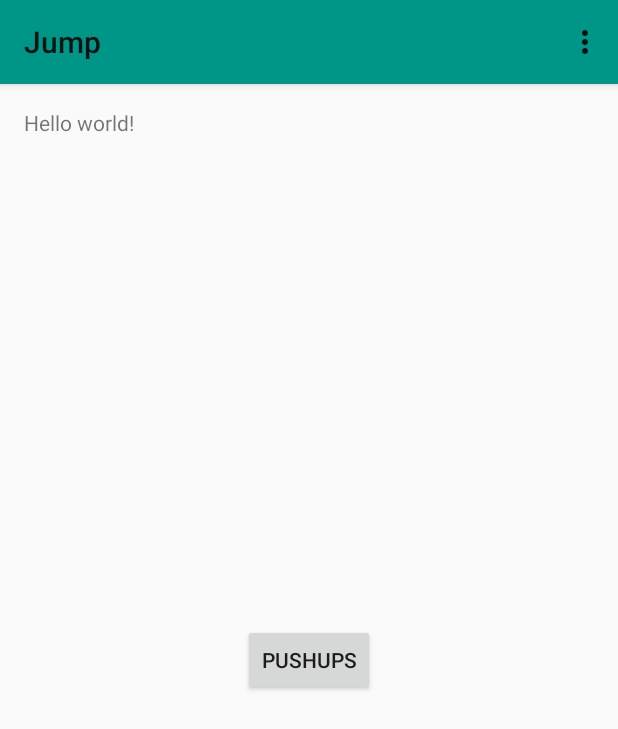
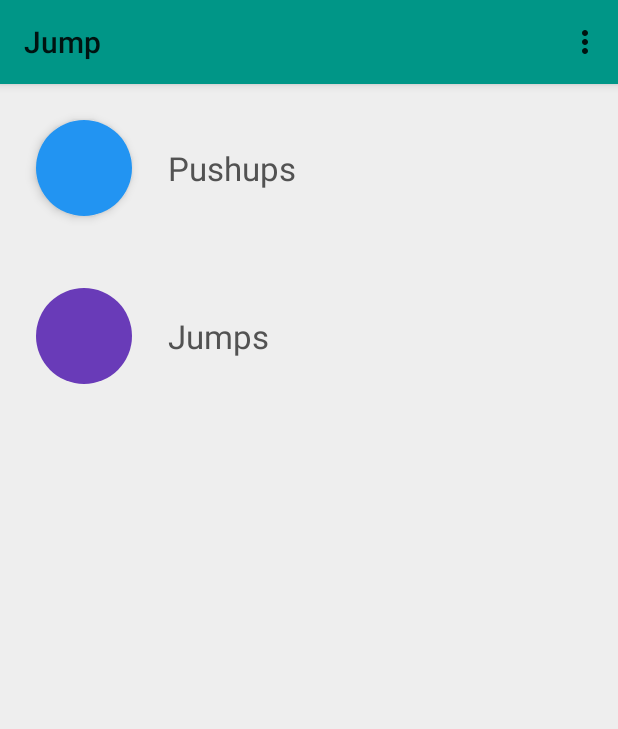
Before and after one commit to SebastianBoyd/Fitness, an Android app: the screen it shows after launch (MainActivity), on a phone screen of 412 x 824 dp. Shown: the top 729 px of the screen. Run offline under Robolectric (Android 15) with nearby library versions, the phone set to English and light mode, and no system bars; 2 statements that could not run were skipped.

Commit message:
Add exercise buttons to main activity.
Activity transition animations coming.

```diff
--- a/app/src/main/java/com/sebastianboyd/fitness/MainActivity.java
+++ b/app/src/main/java/com/sebastianboyd/fitness/MainActivity.java
@@ -2,6 +2,7 @@ package com.sebastianboyd.fitness;
 
 import android.content.Intent;
 import android.content.IntentSender;
+import android.os.Build;
 import android.support.v7.app.ActionBarActivity;
 import android.os.Bundle;
 import android.util.Log;
@@ -33,6 +34,7 @@ public class MainActivity extends ActionBarActivity {
      */
     private static final String AUTH_PENDING = "auth_state_pending";
     private static final String TAG = "Fit Auth";
+
     private boolean authInProgress = false;
     private GoogleApiClient mClient = null;
     Calendar cal = Calendar.getInstance();
--- /dev/null
+++ b/app/src/main/res/drawable-v21/bg_add_exercise.xml
@@ -0,0 +1,9 @@
+<?xml version="1.0" encoding="utf-8"?>
+<selector xmlns:android="http://schemas.android.com/apk/res/android"
+          android:constantSize="true" >
+    <item>
+        <ripple android:color="@color/dark_grey">
+            <item android:drawable="@drawable/shape_rect_windowbg" />
+        </ripple>
+    </item>
+</selector>
--- /dev/null
+++ b/app/src/main/res/drawable/bg_add_exercise.xml
@@ -0,0 +1,10 @@
+<?xml version="1.0" encoding="utf-8"?>
+<selector xmlns:android="http://schemas.android.com/apk/res/android"
+          android:constantSize="true" >
+    <item android:state_pressed="true" >
+        <shape android:shape="rectangle">
+            <solid android:color="@color/touch_accent" />
+        </shape>
+    </item>
+    <item android:drawable="@drawable/shape_rect_windowbg" />
+</selector>
--- /dev/null
+++ b/app/src/main/res/drawable/shape_oval_jumps.xml
@@ -0,0 +1,5 @@
+<?xml version="1.0" encoding="utf-8"?>
+<shape xmlns:android="http://schemas.android.com/apk/res/android"
+       android:shape="oval" >
+    <solid android:color="@color/jumps" />
+</shape>
--- /dev/null
+++ b/app/src/main/res/drawable/shape_oval_pushups.xml
@@ -0,0 +1,5 @@
+<?xml version="1.0" encoding="utf-8"?>
+<shape xmlns:android="http://schemas.android.com/apk/res/android"
+       android:shape="oval" >
+    <solid android:color="@color/pushups" />
+</shape>
--- /dev/null
+++ b/app/src/main/res/drawable/shape_rect_windowbg.xml
@@ -0,0 +1,5 @@
+<?xml version="1.0" encoding="utf-8"?>
+<shape xmlns:android="http://schemas.android.com/apk/res/android"
+       android:shape="rectangle" >
+    <solid android:color="@color/window_background" />
+</shape>
--- a/app/src/main/res/layout/activity_jumping_jack.xml
+++ b/app/src/main/res/layout/activity_jumping_jack.xml
@@ -1,12 +1,10 @@
 <RelativeLayout xmlns:android="http://schemas.android.com/apk/res/android"
-    xmlns:tools="http://schemas.android.com/tools" android:layout_width="match_parent"
-    android:layout_height="match_parent" android:paddingLeft="@dimen/activity_horizontal_margin"
-    android:paddingRight="@dimen/activity_horizontal_margin"
-    android:paddingTop="@dimen/activity_vertical_margin"
-    android:paddingBottom="@dimen/activity_vertical_margin"
-    tools:context="com.sebastianboyd.fitness.JumpingJack">
-
-    <TextView android:text="@string/hello_world" android:layout_width="wrap_content"
-        android:layout_height="wrap_content" />
-
+                xmlns:tools="http://schemas.android.com/tools"
+                android:layout_width="match_parent"
+                android:layout_height="match_parent"
+                android:paddingLeft="@dimen/activity_horizontal_margin"
+                android:paddingRight="@dimen/activity_horizontal_margin"
+                android:paddingTop="@dimen/activity_vertical_margin"
+                android:paddingBottom="@dimen/activity_vertical_margin"
+                tools:context="com.sebastianboyd.fitness.JumpingJack" >
 </RelativeLayout>
--- a/app/src/main/res/layout/activity_main.xml
+++ b/app/src/main/res/layout/activity_main.xml
@@ -1,20 +1,28 @@
 <RelativeLayout xmlns:android="http://schemas.android.com/apk/res/android"
-    xmlns:tools="http://schemas.android.com/tools" android:layout_width="match_parent"
-    android:layout_height="match_parent" android:paddingLeft="@dimen/activity_horizontal_margin"
-    android:paddingRight="@dimen/activity_horizontal_margin"
-    android:paddingTop="@dimen/activity_vertical_margin"
-    android:paddingBottom="@dimen/activity_vertical_margin" tools:context=".MainActivity">
+                xmlns:tools="http://schemas.android.com/tools"
+                android:layout_width="match_parent"
+                android:layout_height="match_parent"
+                tools:context=".MainActivity" >
+    <LinearLayout android:id="@+id/addPushupContainer"
+                  style="@style/VerticalLayoutElement.AddExercise"
+                  android:onClick="startPushups" >
+        <ImageButton android:id="@+id/addPushupButton"
+                     style="@style/Button.Round.Small.Pushups"
+                     android:contentDescription="@string/add_pushups_button"
+                     android:onClick="startPushups" />
+        <TextView android:id="@+id/addPushupButtonLabel"
+                  style="@style/Text.Label.AddExercise"
+                  android:text="@string/add_pushups_button" />
+    </LinearLayout>
 
-    <TextView android:text="@string/hello_world" android:layout_width="wrap_content"
-        android:layout_height="wrap_content" />
-
-    <Button
-        android:layout_width="wrap_content"
-        android:layout_height="wrap_content"
-        android:text="Pushups"
-        android:id="@+id/pushupButton"
-        android:layout_centerVertical="true"
-        android:layout_centerHorizontal="true"
-        android:onClick="startPushups"/>
-
+    <LinearLayout android:id="@+id/addJumpsContainer"
+                  style="@style/VerticalLayoutElement.AddExercise"
+                  android:layout_below="@id/addPushupContainer" >
+        <ImageButton android:id="@+id/addJumpsButton"
+                     style="@style/Button.Round.Small.Jumps"
+                     android:contentDescription="@string/add_jumps_button" />
+        <TextView android:id="@+id/addJumpsButtonLabel"
+                  style="@style/Text.Label.AddExercise"
+                  android:text="@string/add_jumps_button" />
+    </LinearLayout>
 </RelativeLayout>
--- a/app/src/main/res/layout/activity_pushup_counter.xml
+++ b/app/src/main/res/layout/activity_pushup_counter.xml
@@ -8,7 +8,7 @@
     android:id="@+id/pushups"
     android:clickable="false">
 
-    <TextView android:text="@string/pushups" android:layout_width="wrap_content"
+    <TextView android:text="@string/pushups_count" android:layout_width="wrap_content"
         android:layout_height="wrap_content"
         android:textSize="100sp"
         android:id="@+id/pushupsText"
--- /dev/null
+++ b/app/src/main/res/values-v21/styles.xml
@@ -0,0 +1,8 @@
+<?xml version="1.0" encoding="utf-8"?>
+<resources>
+    <style name="Button.Round.Small.Pushups">
+        <item name="android:background">@drawable/shape_oval_pushups</item>
+        <item name="android:elevation">@dimen/button_round_small_elevation</item>
+        <item name="android:layout_margin">@dimen/button_round_small_margins</item>
+    </style>
+</resources>
--- a/app/src/main/res/values/colors.xml
+++ b/app/src/main/res/values/colors.xml
@@ -2,6 +2,8 @@
 <resources>
     <color name="primary">#FF009687</color>
     <color name="primary_dark">#FF007667</color>
+    <color name="touch_accent">#AFFF</color>
+    <color name="window_background">#EEE</color>
 
     <color name="pushups">#FF2294F2</color>
     <color name="jumps">#FF693BB8</color>
--- a/app/src/main/res/values/dimens.xml
+++ b/app/src/main/res/values/dimens.xml
@@ -2,4 +2,8 @@
     <!-- Default screen margins, per the Android Design guidelines. -->
     <dimen name="activity_horizontal_margin">16dp</dimen>
     <dimen name="activity_vertical_margin">16dp</dimen>
+
+    <dimen name="button_round_small_diameter">64dp</dimen>
+    <dimen name="button_round_small_elevation">4dp</dimen>
+    <dimen name="button_round_small_margins">24dp</dimen>
 </resources>
--- a/app/src/main/res/values/strings.xml
+++ b/app/src/main/res/values/strings.xml
@@ -1,11 +1,13 @@
 <?xml version="1.0" encoding="utf-8"?>
 <resources>
+    <string name="app_name">Jump</string>
+    <string name="action_settings">Settings</string>
 
-    <string name="app_name">Jump</string>
-    <string name="hello_world">Hello world!</string>
-    <string name="action_settings">Settings</string>
+    <string name="add_pushups_button">Pushups</string>
+    <string name="add_jumps_button">Jumps</string>
+
     <string name="title_activity_pushup_counter">PushupCounter</string>
-    <string name="pushups">0</string>
+    <string name="pushups_count">0</string>
+
     <string name="title_activity_jumping_jack">JumpingJack</string>
-
 </resources>
--- a/app/src/main/res/values/styles.xml
+++ b/app/src/main/res/values/styles.xml
@@ -1,2 +1,41 @@
+<?xml version="1.0" encoding="utf-8"?>
 <resources>
+    <style name="Button.Round"
+           parent="Widget.AppCompat.Toolbar.Button.Navigation">
+    </style>
+
+    <style name="Button.Round.Small">
+        <item name="android:layout_width">@dimen/button_round_small_diameter</item>
+        <item name="android:layout_height">@dimen/button_round_small_diameter</item>
+        <item name="android:layout_margin">@dimen/button_round_small_margins</item>
+    </style>
+
+    <style name="Button.Round.Small.Pushups">
+        <item name="android:background">@drawable/shape_oval_pushups</item>
+    </style>
+
+    <style name="Button.Round.Small.Jumps">
+        <item name="android:background">@drawable/shape_oval_jumps</item>
+    </style>
+
+    <style name="Text.Label"
+           parent="Base.TextAppearance.AppCompat.Large" >
+    </style>
+
+    <style name="Text.Label.AddExercise">
+        <item name="android:layout_width">wrap_content</item>
+        <item name="android:layout_height">wrap_content</item>
+        <item name="android:layout_gravity">center_vertical</item>
+        <item name="android:textColor">@color/dark_grey</item>
+    </style>
+
+    <style name="VerticalLayoutElement">
+        <item name="android:layout_width">fill_parent</item>
+        <item name="android:layout_height">wrap_content</item>
+    </style>
+
+    <style name="VerticalLayoutElement.AddExercise">
+        <item name="android:background">@drawable/bg_add_exercise</item>
+        <item name="android:orientation">horizontal</item>
+    </style>
 </resources>
--- a/app/src/main/res/values/themes.xml
+++ b/app/src/main/res/values/themes.xml
@@ -3,5 +3,6 @@
     <style name="Theme.Main" parent="Theme.AppCompat.Light">
         <item name="colorPrimary">@color/primary</item>
         <item name="colorPrimaryDark">@color/primary_dark</item>
+        <item name="android:windowBackground">@color/window_background</item>
     </style>
 </resources>
```
